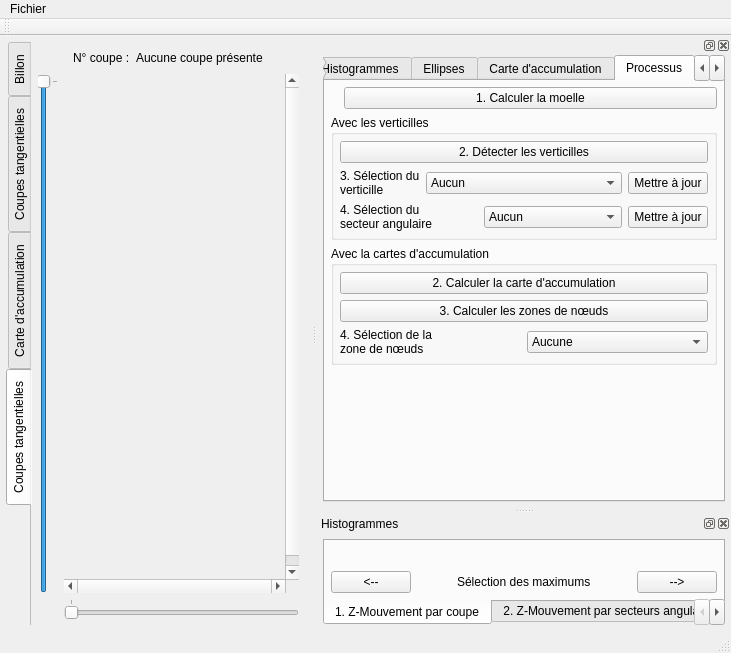
Above: ui/mainwindow.ui from akrah/TKDetection before the change. Below: the same form after it.
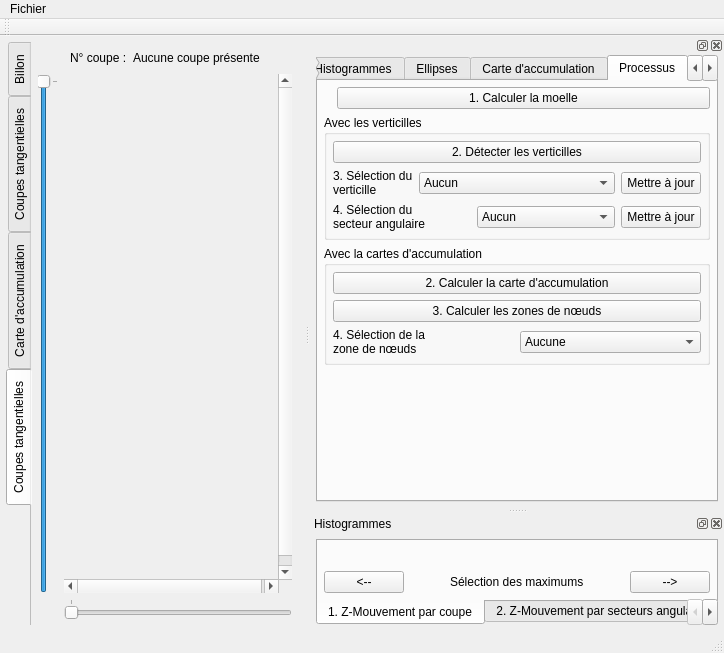
That is the form after the change. The open tabs and pages were chosen to show the change. Custom widgets are drawn as their Qt base class.

```diff
--- a/ui/mainwindow.ui
+++ b/ui/mainwindow.ui
@@ -6,7 +6,7 @@
    <rect>
     <x>0</x>
     <y>0</y>
-    <width>731</width>
+    <width>724</width>
     <height>653</height>
    </rect>
   </property>
@@ -370,7 +370,33 @@
         </item>
         <item>
          <layout class="QGridLayout" name="gridLayout_5">
-          <item row="0" column="1">
+          <item row="2" column="2">
+           <widget class="QSlider" name="_sliderSelectTangentialZMotionMapSlice">
+            <property name="maximum">
+             <number>0</number>
+            </property>
+            <property name="orientation">
+             <enum>Qt::Horizontal</enum>
+            </property>
+            <property name="tickPosition">
+             <enum>QSlider::TicksAbove</enum>
+            </property>
+           </widget>
+          </item>
+          <item row="1" column="1">
+           <widget class="QSlider" name="_sliderSelectTangentialZMotionMapYSlice">
+            <property name="maximum">
+             <number>0</number>
+            </property>
+            <property name="orientation">
+             <enum>Qt::Vertical</enum>
+            </property>
+            <property name="tickPosition">
+             <enum>QSlider::TicksBelow</enum>
+            </property>
+           </widget>
+          </item>
+          <item row="1" column="2">
            <widget class="QScrollArea" name="_scrollTangentialZMotionMapView">
             <property name="frameShape">
              <enum>QFrame::NoFrame</enum>
@@ -405,32 +431,6 @@
             </widget>
            </widget>
           </item>
-          <item row="0" column="0">
-           <widget class="QSlider" name="_sliderSelectTangentialZMotionMapYSlice">
-            <property name="maximum">
-             <number>0</number>
-            </property>
-            <property name="orientation">
-             <enum>Qt::Vertical</enum>
-            </property>
-            <property name="tickPosition">
-             <enum>QSlider::TicksBelow</enum>
-            </property>
-           </widget>
-          </item>
-          <item row="1" column="1">
-           <widget class="QSlider" name="_sliderSelectTangentialZMotionMapSlice">
-            <property name="maximum">
-             <number>0</number>
-            </property>
-            <property name="orientation">
-             <enum>Qt::Horizontal</enum>
-            </property>
-            <property name="tickPosition">
-             <enum>QSlider::TicksAbove</enum>
-            </property>
-           </widget>
-          </item>
          </layout>
         </item>
        </layout>
@@ -444,7 +444,7 @@
     <rect>
      <x>0</x>
      <y>0</y>
-     <width>731</width>
+     <width>724</width>
      <height>25</height>
     </rect>
    </property>
```
Left out of the diff: 2 changed lines with no effect on the pictures.
